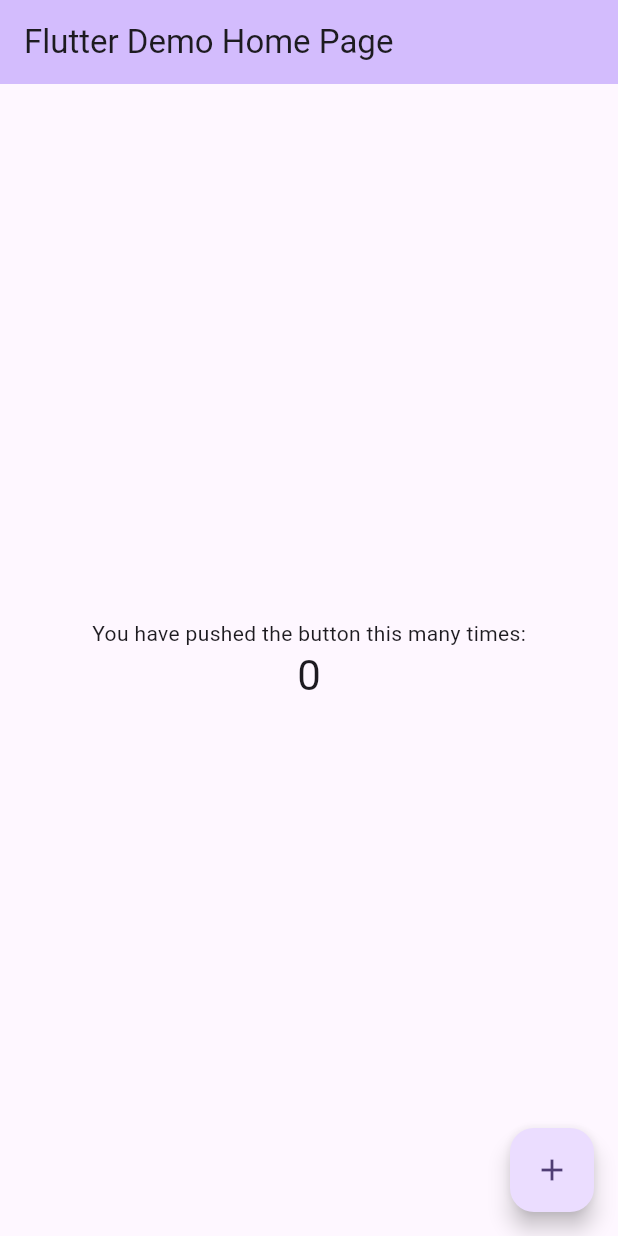
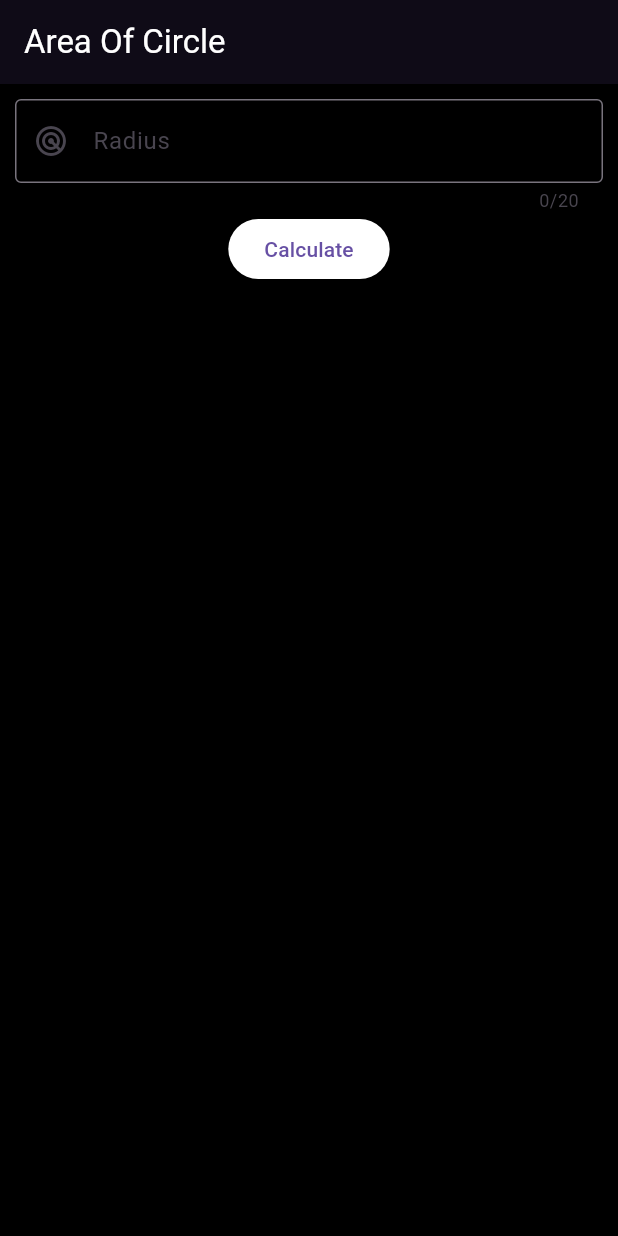
Before and after one commit to saugatBhupal/flutter_assignment, a Flutter app: the screen it shows after launch, on a phone screen of 412 x 824 dp. Run offline on Flutter 3.47's test engine with Material 3 defaults, Android fonts, the phone set to English and light mode, and no system bars.

Commit message:
assignment completed

```diff
--- /dev/null
+++ b/lib/app.dart
@@ -0,0 +1,16 @@
+import 'package:first_assignment/views/area_of_circle.dart';
+import 'package:first_assignment/views/dashboard.dart';
+import 'package:first_assignment/views/simple_interest.dart';
+import 'package:flutter/material.dart';
+
+class MyApp extends StatelessWidget {
+  const MyApp({super.key});
+
+  @override
+  Widget build(BuildContext context) {
+    return const MaterialApp(
+      home: AreaOfCircle(),
+      debugShowCheckedModeBanner: false
+    );
+  }
+}
--- a/lib/main.dart
+++ b/lib/main.dart
@@ -1,125 +1,6 @@
+import 'package:first_assignment/app.dart';
 import 'package:flutter/material.dart';
 
 void main() {
   runApp(const MyApp());
 }
-
-class MyApp extends StatelessWidget {
-  const MyApp({super.key});
-
-  // This widget is the root of your application.
-  @override
-  Widget build(BuildContext context) {
-    return MaterialApp(
-      title: 'Flutter Demo',
-      theme: ThemeData(
-        // This is the theme of your application.
-        //
-        // TRY THIS: Try running your application with "flutter run". You'll see
-        // the application has a purple toolbar. Then, without quitting the app,
-        // try changing the seedColor in the colorScheme below to Colors.green
-        // and then invoke "hot reload" (save your changes or press the "hot
-        // reload" button in a Flutter-supported IDE, or press "r" if you used
-        // the command line to start the app).
-        //
-        // Notice that the counter didn't reset back to zero; the application
-        // state is not lost during the reload. To reset the state, use hot
-        // restart instead.
-        //
-        // This works for code too, not just values: Most code changes can be
-        // tested with just a hot reload.
-        colorScheme: ColorScheme.fromSeed(seedColor: Colors.deepPurple),
-        useMaterial3: true,
-      ),
-      home: const MyHomePage(title: 'Flutter Demo Home Page'),
-    );
-  }
-}
-
-class MyHomePage extends StatefulWidget {
-  const MyHomePage({super.key, required this.title});
-
-  // This widget is the home page of your application. It is stateful, meaning
-  // that it has a State object (defined below) that contains fields that affect
-  // how it looks.
-
-  // This class is the configuration for the state. It holds the values (in this
-  // case the title) provided by the parent (in this case the App widget) and
-  // used by the build method of the State. Fields in a Widget subclass are
-  // always marked "final".
-
-  final String title;
-
-  @override
-  State<MyHomePage> createState() => _MyHomePageState();
-}
-
-class _MyHomePageState extends State<MyHomePage> {
-  int _counter = 0;
-
-  void _incrementCounter() {
-    setState(() {
-      // This call to setState tells the Flutter framework that something has
-      // changed in this State, which causes it to rerun the build method below
-      // so that the display can reflect the updated values. If we changed
-      // _counter without calling setState(), then the build method would not be
-      // called again, and so nothing would appear to happen.
-      _counter++;
-    });
-  }
-
-  @override
-  Widget build(BuildContext context) {
-    // This method is rerun every time setState is called, for instance as done
-    // by the _incrementCounter method above.
-    //
-    // The Flutter framework has been optimized to make rerunning build methods
-    // fast, so that you can just rebuild anything that needs updating rather
-    // than having to individually change instances of widgets.
-    return Scaffold(
-      appBar: AppBar(
-        // TRY THIS: Try changing the color here to a specific color (to
-        // Colors.amber, perhaps?) and trigger a hot reload to see the AppBar
-        // change color while the other colors stay the same.
-        backgroundColor: Theme.of(context).colorScheme.inversePrimary,
-        // Here we take the value from the MyHomePage object that was created by
-        // the App.build method, and use it to set our appbar title.
-        title: Text(widget.title),
-      ),
-      body: Center(
-        // Center is a layout widget. It takes a single child and positions it
-        // in the middle of the parent.
-        child: Column(
-          // Column is also a layout widget. It takes a list of children and
-          // arranges them vertically. By default, it sizes itself to fit its
-          // children horizontally, and tries to be as tall as its parent.
-          //
-          // Column has various properties to control how it sizes itself and
-          // how it positions its children. Here we use mainAxisAlignment to
-          // center the children vertically; the main axis here is the vertical
-          // axis because Columns are vertical (the cross axis would be
-          // horizontal).
-          //
-          // TRY THIS: Invoke "debug painting" (choose the "Toggle Debug Paint"
-          // action in the IDE, or press "p" in the console), to see the
-          // wireframe for each widget.
-          mainAxisAlignment: MainAxisAlignment.center,
-          children: <Widget>[
-            const Text(
-              'You have pushed the button this many times:',
-            ),
-            Text(
-              '$_counter',
-              style: Theme.of(context).textTheme.headlineMedium,
-            ),
-          ],
-        ),
-      ),
-      floatingActionButton: FloatingActionButton(
-        onPressed: _incrementCounter,
-        tooltip: 'Increment',
-        child: const Icon(Icons.add),
-      ), // This trailing comma makes auto-formatting nicer for build methods.
-    );
-  }
-}
--- /dev/null
+++ b/lib/views/area_of_circle.dart
@@ -0,0 +1,50 @@
+import 'package:flutter/material.dart';
+
+class AreaOfCircle extends StatelessWidget {
+  const AreaOfCircle({super.key});
+
+  @override
+  Widget build(BuildContext context) {
+    return Scaffold(
+      appBar:AppBar(
+        title: const Text("Area Of Circle",style: TextStyle(fontFamily: ""),),
+        elevation: 20,
+        foregroundColor: Colors.white,
+        backgroundColor: Colors.black,
+      ),
+      body: Stack(
+        children: [
+          Container(
+            color: Colors.black,
+          ),
+          Padding(
+            padding: const EdgeInsets.all(10.0),
+            child: Column(
+              children: [
+                TextField(
+                  decoration: const InputDecoration(
+                    labelText: 'Radius',
+                    hintText: 'Please enter your radius',
+                    prefixIcon: Icon(Icons.radar),
+                    border: OutlineInputBorder(),
+                  ),
+                  maxLength: 20,
+                  onChanged: (text) {
+                    print('Entered value: $text');
+                  },
+                ),
+                ElevatedButton(
+                  onPressed: ()=>{},
+                  child: Text("Calculate"),
+                  style: ElevatedButton.styleFrom(
+                    backgroundColor: Colors.white,
+                  ),
+                  ),
+              ],
+            ),
+          )
+        ],
+      ),
+    );
+  }
+}
```
Also changed, not shown: lib/views/arithmetic_view.dart (added, +17 -0 lines), lib/views/dashboard.dart (added, +50 -0 lines), lib/views/simple_interest.dart (added, +74 -0 lines), 1 other file.
